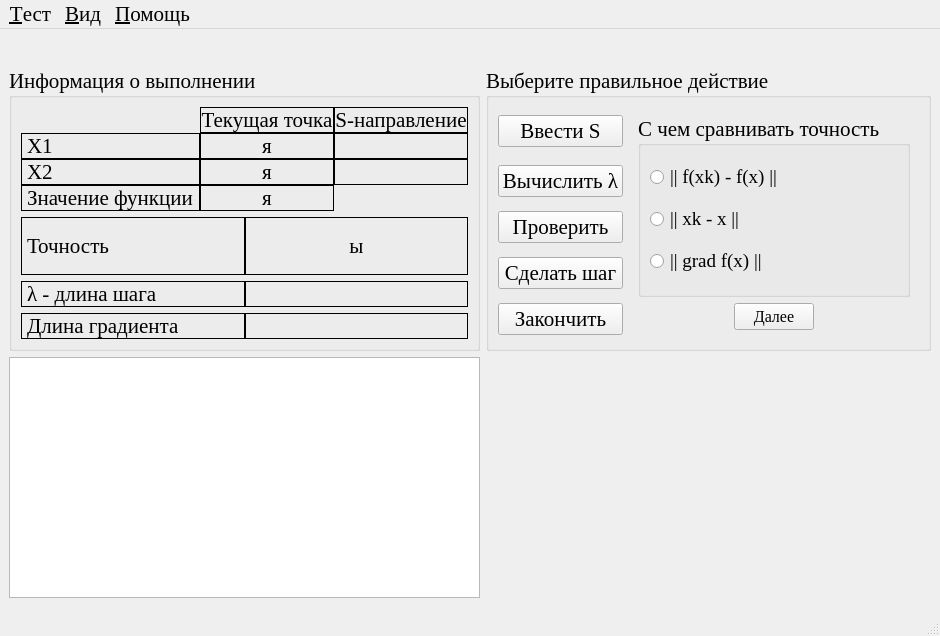
Eliminationzx/optimizationmethods, file optimizationmethods/ui/FasterDescent.ui: the form before one commit.
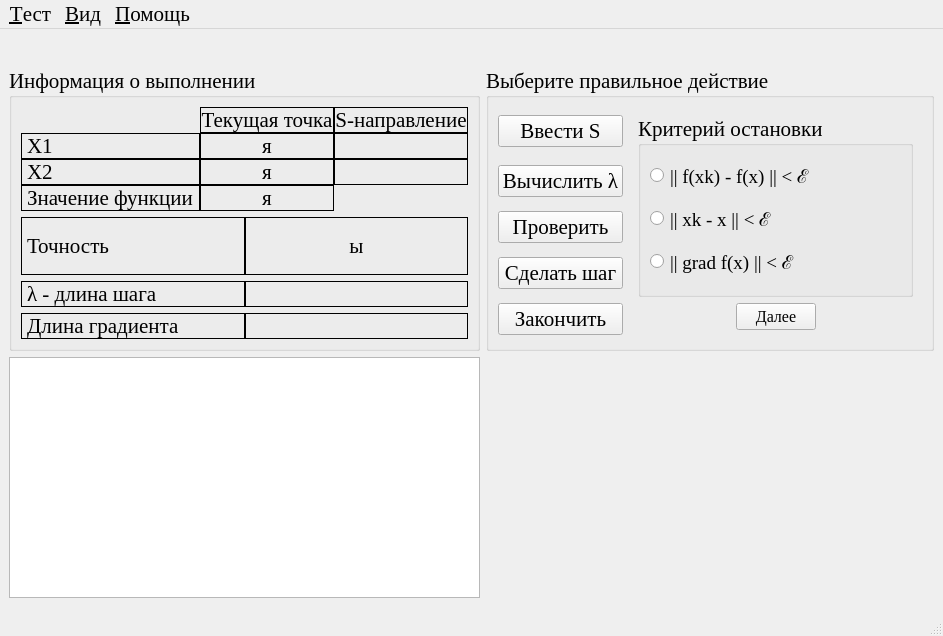
The form after the commit. The open tabs and pages were chosen to show the change. Icons and pictures are not drawn.

Commit message: установил корректные названия в форме третьего метода.

```diff
--- a/optimizationmethods/ui/FasterDescent.ui
+++ b/optimizationmethods/ui/FasterDescent.ui
@@ -330,7 +330,7 @@
               </font>
              </property>
              <property name="title">
-              <string>Как считать S</string>
+              <string>Направление минимизации</string>
              </property>
              <layout class="QGridLayout" name="gridLayout_5">
               <item row="0" column="0">
@@ -538,7 +538,7 @@
            <item row="0" column="0">
             <widget class="QGroupBox" name="groupBox_5">
              <property name="title">
-              <string>С чем сравнивать точность</string>
+              <string>Критерий остановки</string>
              </property>
              <layout class="QGridLayout" name="gridLayout_9">
               <item row="0" column="0">
@@ -549,7 +549,7 @@
                  </font>
                 </property>
                 <property name="text">
-                 <string>|| f(xk) - f(x) ||</string>
+                 <string>|| f(xk) - f(x) || &lt; ℰ</string>
                 </property>
                </widget>
               </item>
@@ -561,7 +561,7 @@
                  </font>
                 </property>
                 <property name="text">
-                 <string>|| xk - x ||</string>
+                 <string>|| xk - x || &lt; ℰ</string>
                 </property>
                </widget>
               </item>
@@ -573,7 +573,7 @@
                  </font>
                 </property>
                 <property name="text">
-                 <string>|| grad f(x) ||</string>
+                 <string>|| grad f(x) || &lt; ℰ</string>
                 </property>
                </widget>
               </item>
@@ -629,7 +629,7 @@
            <item row="0" column="0">
             <widget class="QGroupBox" name="groupBox_6">
              <property name="title">
-              <string>a  =</string>
+              <string>λ =</string>
              </property>
              <layout class="QGridLayout" name="gridLayout_11">
               <item row="0" column="0">
@@ -664,7 +664,7 @@
                  </font>
                 </property>
                 <property name="text">
-                 <string>max f(x + a*S)</string>
+                 <string>max f(x + λ*S)</string>
                 </property>
                </widget>
               </item>
@@ -676,7 +676,7 @@
                  </font>
                 </property>
                 <property name="text">
-                 <string>min f(x + a*S)</string>
+                 <string>min f(x + λ*S)</string>
                 </property>
                </widget>
               </item>
```
